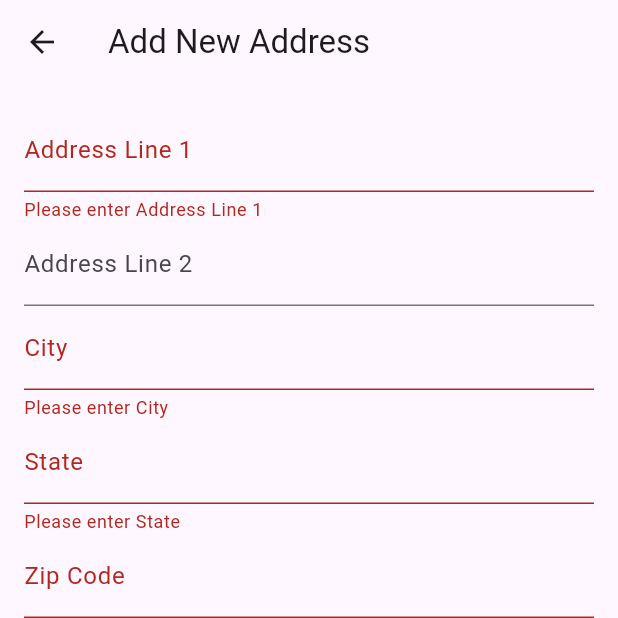
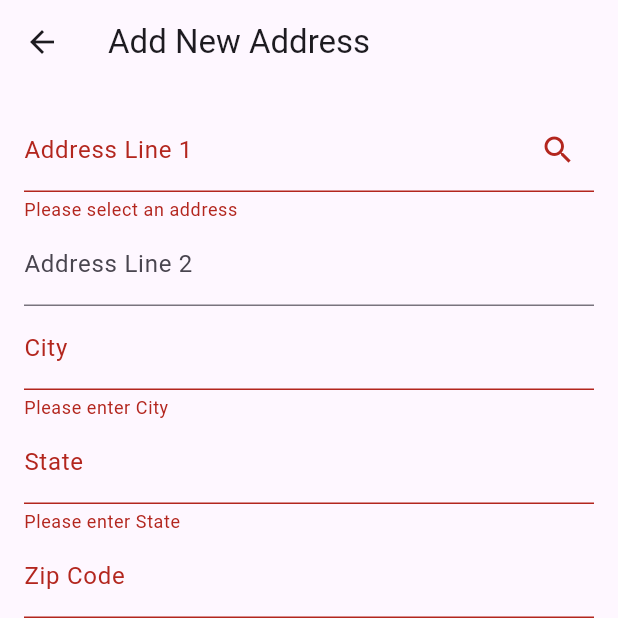
Before and after one commit to cr7xbt/RentItApp, a Flutter app: the AddNewAddressPage screen opened directly, after a tap on "Save Address", on a phone screen of 412 x 824 dp, the top half of it. Run offline on Flutter 3.47's test engine with Material 3 defaults, Android fonts, the phone set to English and light mode, and no system bars; our stand-ins replace firebase_auth, firebase_core, flutter_dotenv, flutter_secure_storage, image_picker, supabase_flutter; missing offline and left inert: flutter_google_places_hoc081098, flutter_stripe, google_maps_webservice; accounts and stored records are empty.

Commit message:
Autocomplete address is implemented

```diff
--- a/rentitapp/lib/pages/add_new_address_page.dart
+++ b/rentitapp/lib/pages/add_new_address_page.dart
@@ -1,6 +1,11 @@
 import 'package:flutter/material.dart';
+import 'package:flutter_dotenv/flutter_dotenv.dart';
+import 'package:flutter_google_places_hoc081098/flutter_google_places_hoc081098.dart';
+import 'package:google_maps_webservice/places.dart';
 import 'package:supabase_flutter/supabase_flutter.dart';
 import 'package:firebase_auth/firebase_auth.dart' as firebase_auth;
+import 'package:http/http.dart' as http;
+import 'dart:convert';
 
 class AddNewAddressPage extends StatefulWidget {
   final Map<String, dynamic>? address;
@@ -13,6 +18,7 @@ class AddNewAddressPage extends StatefulWidget {
 
 class _AddNewAddressPageState extends State<AddNewAddressPage> {
   final _formKey = GlobalKey<FormState>();
+
   final TextEditingController addressLine1Controller = TextEditingController();
   final TextEditingController addressLine2Controller = TextEditingController();
   final TextEditingController cityController = TextEditingController();
@@ -20,16 +26,68 @@ class _AddNewAddressPageState extends State<AddNewAddressPage> {
   final TextEditingController zipCodeController = TextEditingController();
   bool isDefault = false;
 
+  late GoogleMapsPlaces _places;
+
   @override
   void initState() {
     super.initState();
+    final apiKey = dotenv.env['GOOGLE_MAPS_API_KEY'];
+    if (apiKey == null || apiKey.isEmpty) {
+      throw Exception("Google Maps API key not found in environment variables.");
+    }
+    _places = GoogleMapsPlaces(apiKey: apiKey);
+
     if (widget.address != null) {
-      addressLine1Controller.text = widget.address!['address_line1'] ?? '';
-      addressLine2Controller.text = widget.address!['address_line2'] ?? '';
-      cityController.text = widget.address!['city'] ?? '';
-      stateController.text = widget.address!['state'] ?? '';
-      zipCodeController.text = widget.address!['zip_code'] ?? '';
-      isDefault = widget.address!['is_default'] ?? false;
+      addressLine1Controller.text = widget.address?['address_line1'] ?? '';
+      addressLine2Controller.text = widget.address?['address_line2'] ?? '';
+      cityController.text = widget.address?['city'] ?? '';
+      stateController.text = widget.address?['state'] ?? '';
+      zipCodeController.text = widget.address?['zip_code'] ?? '';
+      isDefault = widget.address?['is_default'] ?? false;
+    }
+  }
+
+  Future<void> _handlePressButton() async {
+    final apiKey = dotenv.env['GOOGLE_MAPS_API_KEY'];
+    if (apiKey == null || apiKey.isEmpty) {
+      throw Exception("Google Maps API key not found in environment variables.");
+    }
+
+    Prediction? p = await PlacesAutocomplete.show(
+      context: context,
+      apiKey: apiKey,
+      mode: Mode.overlay,
+      language: "en",
+      components: [Component(Component.country, "us")],
+    );
+
+    if (p != null && p.placeId != null) {
+      PlacesDetailsResponse detail = await _places.getDetailsByPlaceId(p.placeId!);
+      final result = detail.result;
+
+      setState(() {
+        String streetNumber = '';
+        String route = '';
+
+        for (var component in result.addressComponents) {
+          final types = component.types;
+          if (types.contains('street_number')) {
+            streetNumber = component.longName;
+          } else if (types.contains('route')) {
+            route = component.longName;
+          } else if (types.contains('locality')) {
+            cityController.text = component.longName;
+          } else if (types.contains('administrative_area_level_1')) {
+            stateController.text = component.longName;
+          } else if (types.contains('postal_code')) {
+            zipCodeController.text = component.longName;
+          }
+        }
+
+        addressLine1Controller.text = streetNumber.isNotEmpty && route.isNotEmpty
+            ? '$streetNumber $route'
+            : route;
+      });
     }
   }
 
@@ -48,10 +106,15 @@ class _AddNewAddressPageState extends State<AddNewAddressPage> {
             children: [
               TextFormField(
                 controller: addressLine1Controller,
-                decoration: InputDecoration(labelText: 'Address Line 1'),
+                readOnly: true,
+                onTap: _handlePressButton,
+                decoration: InputDecoration(
+                  labelText: 'Address Line 1',
+                  suffixIcon: Icon(Icons.search),
+                ),
                 validator: (value) {
                   if (value == null || value.isEmpty) {
-                    return 'Please enter Address Line 1';
+                    return 'Please select an address';
                   }
                   return null;
                 },
@@ -108,7 +171,7 @@ class _AddNewAddressPageState extends State<AddNewAddressPage> {
               Center(
                 child: ElevatedButton(
                   onPressed: () async {
-                    if (_formKey.currentState!.validate()) {
+                    if (_formKey.currentState?.validate() ?? false) {
                       final supabaseClient = Supabase.instance.client;
                       final firebaseUser = firebase_auth.FirebaseAuth.instance.currentUser;
 
@@ -120,7 +183,6 @@ class _AddNewAddressPageState extends State<AddNewAddressPage> {
                       }
 
                       try {
-                        // If the address is marked as default, unset other default addresses
                         if (isDefault) {
                           await supabaseClient
                               .from('addresses')
@@ -129,7 +191,6 @@ class _AddNewAddressPageState extends State<AddNewAddressPage> {
                               .execute();
                         }
 
-                        // Insert the new address
                         await supabaseClient.from('addresses').insert({
                           'user_email': firebaseUser.email,
                           'address_line1': addressLine1Controller.text,
@@ -140,7 +201,7 @@ class _AddNewAddressPageState extends State<AddNewAddressPage> {
                           'is_default': isDefault,
                         }).execute();
 
-                        Navigator.pop(context, true); // Return true to indicate success
+                        Navigator.pop(context, true);
                       } catch (e) {
                         ScaffoldMessenger.of(context).showSnackBar(
                           SnackBar(content: Text('Failed to save address: $e')),
--- a/rentitapp/lib/pages/address_input_page.dart
+++ b/rentitapp/lib/pages/address_input_page.dart
@@ -18,7 +18,7 @@ class _AddressInputPageState extends State<AddressInputPage> {
   double? _latitude; // Store latitude
   double? _longitude; // Store longitude
 
-  static const kGoogleApiKey = "AIzaSyAGg1jWzDv8Rpr5Vr9W7J_GHjyut5UbXNk"; // Replace with your Google API key
+  static const kGoogleApiKey = String.fromEnvironment('GOOGLE_MAPS_API_KEY'); // Set via --dart-define
 
   Future<void> _fetchRecommendedAddress() async {
     final address =
--- a/rentitapp/pubspec.yaml
+++ b/rentitapp/pubspec.yaml
@@ -43,6 +43,7 @@ dependencies:
 
   geocoding: ^2.0.4
   geolocator: ^8.2.0
+  flutter_google_places_hoc081098: ^1.0.0
   google_maps_webservice: ^0.0.20-nullsafety.5
   uuid: ^4.0.0
   provider: ^6.1.3
```
Also changed, not shown: rentitapp/pubspec.lock, 2 other files.
